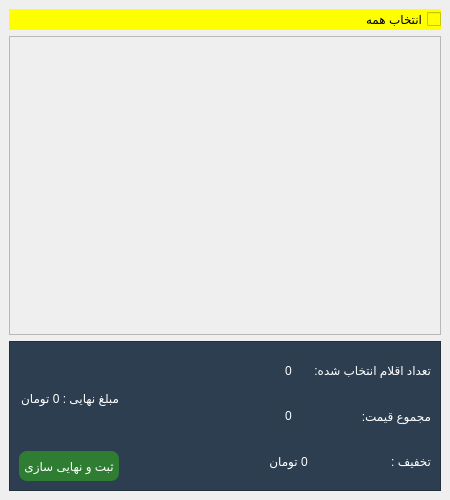
Before: the Qt Designer form cartpage.ui in mozali1386-alt/Ketab_e_Man, drawn with Qt 5.
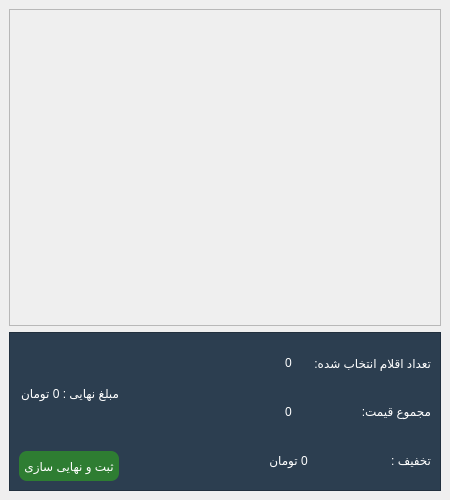
After: the same form once the commit is applied.

What changed in the file:
```diff
--- a/cartpage.ui
+++ b/cartpage.ui
@@ -35,20 +35,7 @@
       <number>0</number>
      </property>
      <widget class="QWidget" name="page_asli">
-      <layout class="QVBoxLayout" name="verticalLayout_3" stretch="0,2,1">
-       <item>
-        <widget class="QCheckBox" name="checkBox_checkall">
-         <property name="layoutDirection">
-          <enum>Qt::LayoutDirection::RightToLeft</enum>
-         </property>
-         <property name="styleSheet">
-          <string notr="true">background-color: rgb(255, 255, 0);</string>
-         </property>
-         <property name="text">
-          <string> انتخاب همه</string>
-         </property>
-        </widget>
-       </item>
+      <layout class="QVBoxLayout" name="verticalLayout_3" stretch="2,1">
        <item>
         <widget class="QScrollArea" name="scrollArea">
          <property name="styleSheet">
@@ -92,7 +79,7 @@
             <x>0</x>
             <y>0</y>
             <width>436</width>
-            <height>307</height>
+            <height>321</height>
            </rect>
           </property>
           <layout class="QVBoxLayout" name="verticalLayout_5">
```
